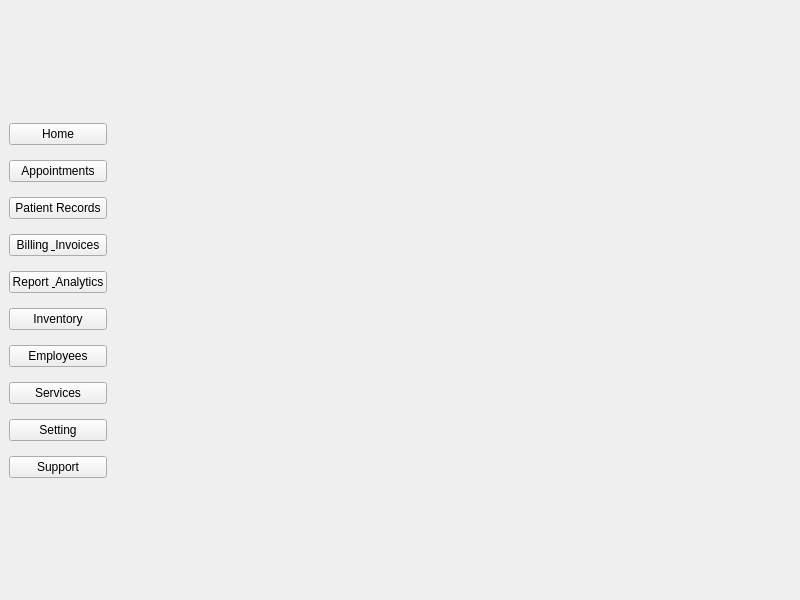
Before: the Qt Designer form MainUI.ui in ASNaeem/Simple-VCMS, drawn with Qt 5.
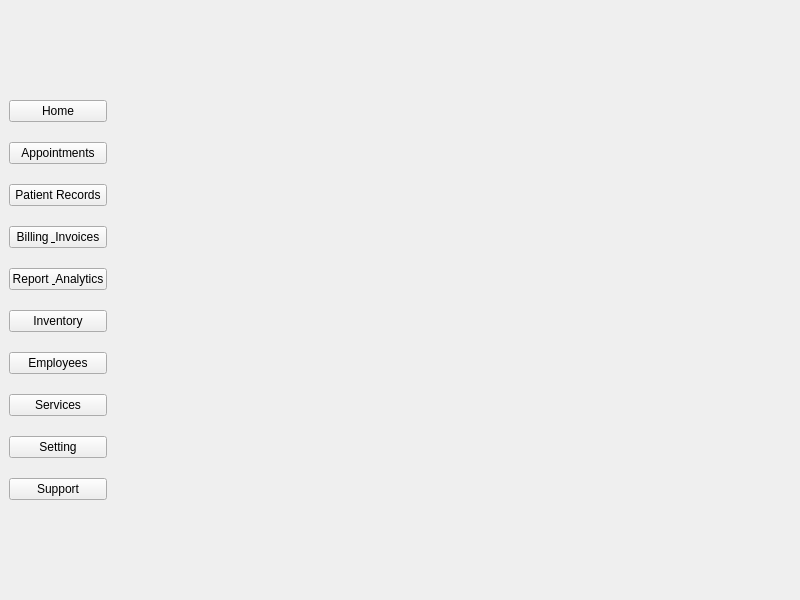
After: the same form once the commit is applied.

Commit message: updated page  connection: main, patient, setting

```diff
--- a/MainUI.ui
+++ b/MainUI.ui
@@ -14,13 +14,81 @@
    <string>MainWindow</string>
   </property>
   <widget class="QWidget" name="centralwidget">
-   <layout class="QHBoxLayout" name="horizontalLayout">
+   <layout class="QHBoxLayout" name="horizontalLayout" stretch="8,93">
     <item>
-     <layout class="QVBoxLayout" name="verticalLayout">
-      <property name="spacing">
-       <number>15</number>
+     <layout class="QGridLayout" name="gridLayout" rowstretch="0,0,0,0,0,0,0,0,0,0,0,0,0">
+      <property name="leftMargin">
+       <number>0</number>
       </property>
-      <item>
+      <property name="topMargin">
+       <number>5</number>
+      </property>
+      <property name="rightMargin">
+       <number>1</number>
+      </property>
+      <property name="bottomMargin">
+       <number>5</number>
+      </property>
+      <property name="verticalSpacing">
+       <number>20</number>
+      </property>
+      <item row="11" column="0">
+       <widget class="QPushButton" name="button_support">
+        <property name="text">
+         <string>Support</string>
+        </property>
+       </widget>
+      </item>
+      <item row="2" column="0">
+       <widget class="QPushButton" name="button_appointments">
+        <property name="text">
+         <string>Appointments</string>
+        </property>
+       </widget>
+      </item>
+      <item row="4" column="0">
+       <widget class="QPushButton" name="button_billing">
+        <property name="text">
+         <string>Billing &amp; Invoices</string>
+        </property>
+       </widget>
+      </item>
+      <item row="1" column="0">
+       <widget class="QPushButton" name="button_home">
+        <property name="text">
+         <string>Home</string>
+        </property>
+       </widget>
+      </item>
+      <item row="7" column="0">
+       <widget class="QPushButton" name="button_employees">
+        <property name="text">
+         <string>Employees</string>
+        </property>
+       </widget>
+      </item>
+      <item row="8" column="0">
+       <widget class="QPushButton" name="button_services">
+        <property name="text">
+         <string>Services</string>
+        </property>
+       </widget>
+      </item>
+      <item row="3" column="0">
+       <widget class="QPushButton" name="button_patients">
+        <property name="text">
+         <string>Patient Records</string>
+        </property>
+       </widget>
+      </item>
+      <item row="10" column="0">
+       <widget class="QPushButton" name="button_setting">
+        <property name="text">
+         <string>Setting</string>
+        </property>
+       </widget>
+      </item>
+      <item row="0" column="0">
        <spacer name="verticalSpacer">
         <property name="orientation">
          <enum>Qt::Vertical</enum>
@@ -33,77 +101,21 @@
         </property>
        </spacer>
       </item>
-      <item>
-       <widget class="QPushButton" name="button_home">
-        <property name="text">
-         <string>Home</string>
-        </property>
-       </widget>
-      </item>
-      <item>
-       <widget class="QPushButton" name="button_appointments">
-        <property name="text">
-         <string>Appointments</string>
-        </property>
-       </widget>
-      </item>
-      <item>
-       <widget class="QPushButton" name="button_patients">
-        <property name="text">
-         <string>Patient Records</string>
-        </property>
-       </widget>
-      </item>
-      <item>
-       <widget class="QPushButton" name="button_billing">
-        <property name="text">
-         <string>Billing &amp; Invoices</string>
-        </property>
-       </widget>
-      </item>
-      <item>
+      <item row="5" column="0">
        <widget class="QPushButton" name="button_analytics">
         <property name="text">
          <string>Report &amp; Analytics</string>
         </property>
        </widget>
       </item>
-      <item>
+      <item row="6" column="0">
        <widget class="QPushButton" name="button_inventory">
         <property name="text">
          <string>Inventory</string>
         </property>
        </widget>
       </item>
-      <item>
-       <widget class="QPushButton" name="button_employees">
-        <property name="text">
-         <string>Employees</string>
-        </property>
-       </widget>
-      </item>
-      <item>
-       <widget class="QPushButton" name="button_services">
-        <property name="text">
-         <string>Services</string>
-        </property>
-       </widget>
-      </item>
-      <item>
-       <widget class="QPushButton" name="button_setting">
-        <property name="text">
-         <string>Setting</string>
-        </property>
-       </widget>
-      </item>
-      <item>
-       <widget class="QPushButton" name="button_support">
-        <property name="text">
-         <string>Support</string>
-        </property>
-       </widget>
-      </item>
-      <item>
+      <item row="12" column="0">
        <spacer name="verticalSpacer_2">
         <property name="orientation">
          <enum>Qt::Vertical</enum>
```
Left out of the diff: 2 changed lines with no effect on the pictures. The commit also changes 1 other file.
